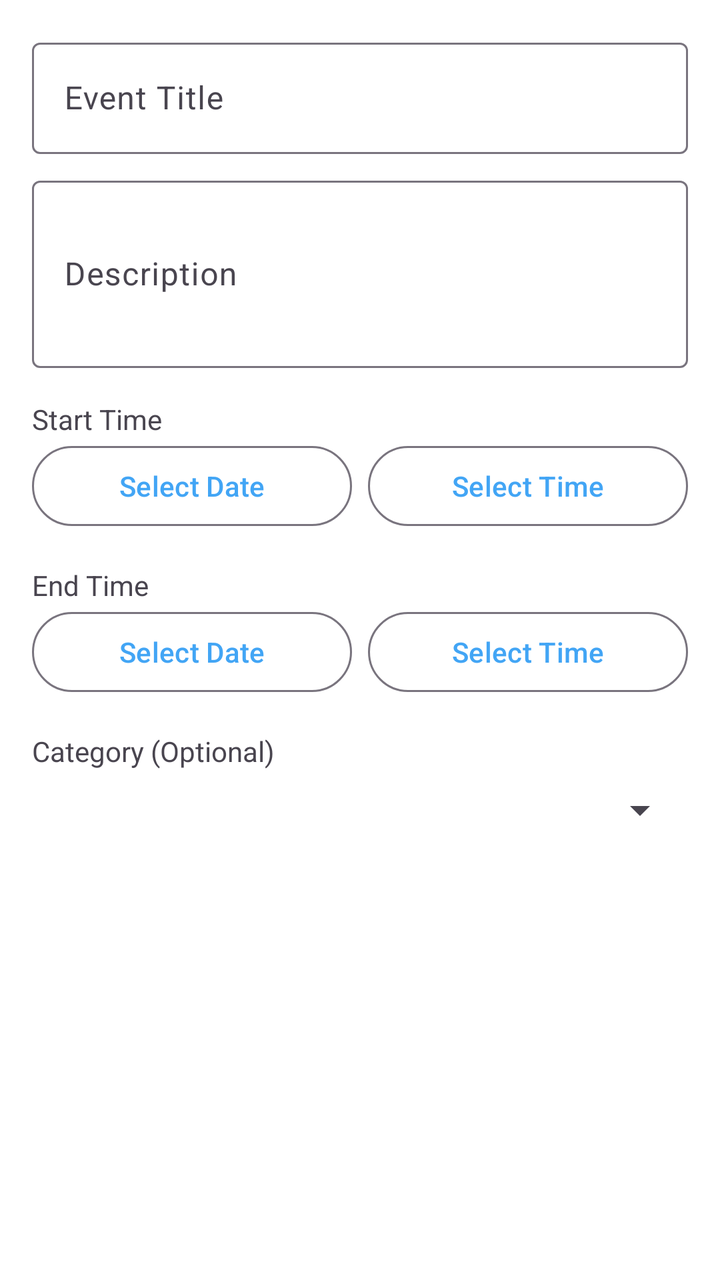
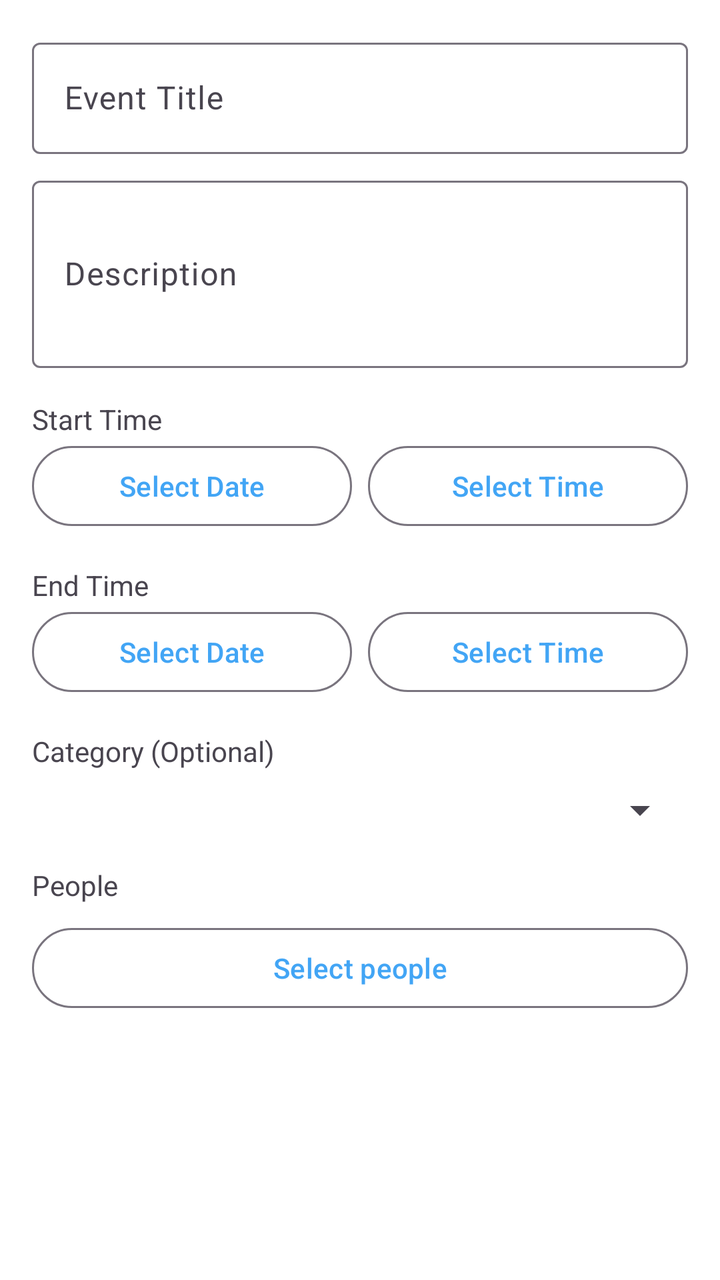

Before-and-after screenshots of an Android layout around one commit, followed by the original layout XML and the change that was made.
<!-- AndroidManifest.xml: application theme Theme.CalendarNotes -->
<!-- res/layout/dialog_add_event.xml -->
<?xml version="1.0" encoding="utf-8"?>
<LinearLayout xmlns:android="http://schemas.android.com/apk/res/android"
    android:layout_width="match_parent"
    android:layout_height="wrap_content"
    android:orientation="vertical"
    android:padding="16dp">

    <com.google.android.material.textfield.TextInputLayout
        android:layout_width="match_parent"
        android:layout_height="wrap_content"
        android:hint="Event Title">

        <com.google.android.material.textfield.TextInputEditText
            android:id="@+id/etEventTitle"
            android:layout_width="match_parent"
            android:layout_height="wrap_content" />

    </com.google.android.material.textfield.TextInputLayout>

    <com.google.android.material.textfield.TextInputLayout
        android:layout_width="match_parent"
        android:layout_height="wrap_content"
        android:layout_marginTop="8dp"
        android:hint="Description">

        <com.google.android.material.textfield.TextInputEditText
            android:id="@+id/etEventDescription"
            android:layout_width="match_parent"
            android:layout_height="wrap_content"
            android:minLines="3" />

    </com.google.android.material.textfield.TextInputLayout>

    <TextView
        android:layout_width="wrap_content"
        android:layout_height="wrap_content"
        android:text="Start Time"
        android:textSize="14sp"
        android:layout_marginTop="16dp" />

    <LinearLayout
        android:layout_width="match_parent"
        android:layout_height="wrap_content"
        android:orientation="horizontal">

        <Button
            android:id="@+id/btnStartDate"
            android:layout_width="0dp"
            android:layout_height="wrap_content"
            android:layout_weight="1"
            android:text="Select Date"
            style="?attr/materialButtonOutlinedStyle" />

        <Button
            android:id="@+id/btnStartTime"
            android:layout_width="0dp"
            android:layout_height="wrap_content"
            android:layout_weight="1"
            android:layout_marginStart="8dp"
            android:text="Select Time"
            style="?attr/materialButtonOutlinedStyle" />

    </LinearLayout>

    <TextView
        android:layout_width="wrap_content"
        android:layout_height="wrap_content"
        android:text="End Time"
        android:textSize="14sp"
        android:layout_marginTop="16dp" />

    <LinearLayout
        android:layout_width="match_parent"
        android:layout_height="wrap_content"
        android:orientation="horizontal">

        <Button
            android:id="@+id/btnEndDate"
            android:layout_width="0dp"
            android:layout_height="wrap_content"
            android:layout_weight="1"
            android:text="Select Date"
            style="?attr/materialButtonOutlinedStyle" />

        <Button
            android:id="@+id/btnEndTime"
            android:layout_width="0dp"
            android:layout_height="wrap_content"
            android:layout_weight="1"
            android:layout_marginStart="8dp"
            android:text="Select Time"
            style="?attr/materialButtonOutlinedStyle" />

    </LinearLayout>

    <TextView
        android:layout_width="wrap_content"
        android:layout_height="wrap_content"
        android:text="Category (Optional)"
        android:textSize="14sp"
        android:layout_marginTop="16dp" />

    <Spinner
        android:id="@+id/spinnerCategory"
        android:layout_width="match_parent"
        android:layout_height="wrap_content"
        android:layout_marginTop="8dp" />

</LinearLayout>
<!-- resources referenced by this layout -->
<resources>
  <style name="Theme.CalendarNotes" parent="Base.Theme.CalendarNotes" />
  <style name="Base.Theme.CalendarNotes" parent="Theme.Material3.DayNight.NoActionBar">
          
          <item name="colorPrimary">@color/light_blue</item>
          <item name="android:windowBackground">@android:color/white</item>
      </style>
  <color name="light_blue">#FF42A5F5</color>
</resources>

<!-- the commit's change to res/layout/dialog_add_event.xml (unified diff, before → after) -->
@@ -106,4 +106,19 @@
         android:layout_height="wrap_content"
         android:layout_marginTop="8dp" />
 
+    <TextView
+        android:layout_width="wrap_content"
+        android:layout_height="wrap_content"
+        android:layout_marginTop="16dp"
+        android:text="@string/event_people"
+        android:textSize="14sp" />
+
+    <Button
+        android:id="@+id/btnSelectPeople"
+        style="?attr/materialButtonOutlinedStyle"
+        android:layout_width="match_parent"
+        android:layout_height="wrap_content"
+        android:layout_marginTop="8dp"
+        android:text="@string/select_people" />
+
 </LinearLayout>
<!-- resource entries referenced after the edit -->
@@ -1,5 +1,7 @@
 <!-- resources referenced by this layout -->
 <resources>
+  <string name="event_people">People</string>
+  <string name="select_people">Select people</string>
   <style name="Theme.CalendarNotes" parent="Base.Theme.CalendarNotes" />
   <style name="Base.Theme.CalendarNotes" parent="Theme.Material3.DayNight.NoActionBar">
           
